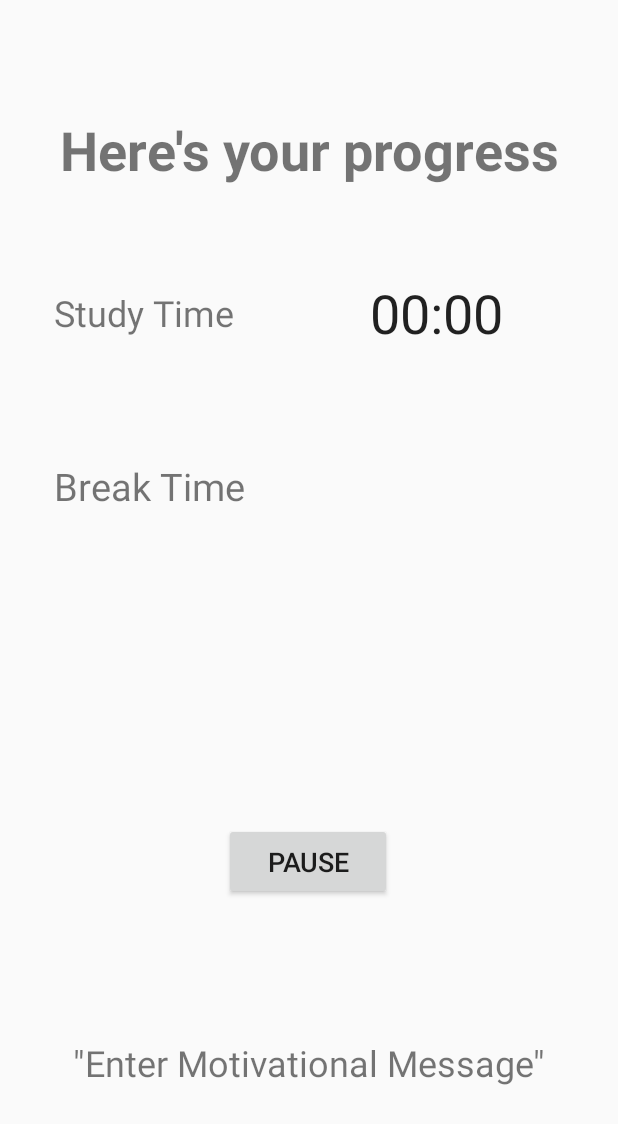
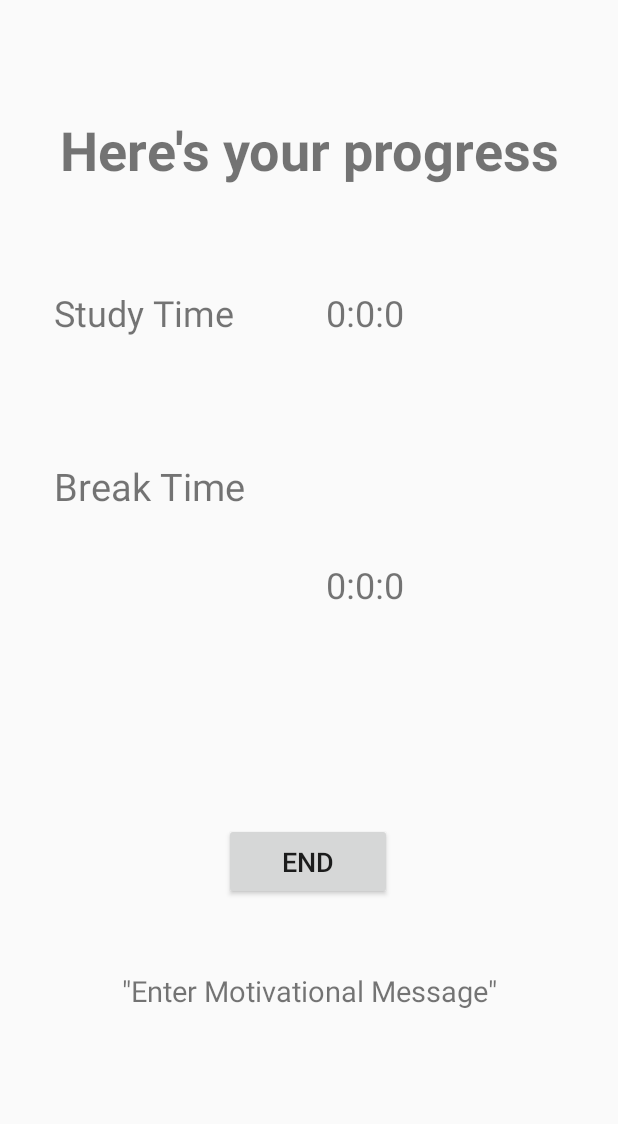
Before and after one commit to Rajveer99/StudyApp, an Android app: the layout activity_display_stats.xml on its own in the app's theme, with its tools: preview values and no code run, on a phone screen of 412 x 824 dp. Shown: the top 1124 px of the screen. Run offline under Robolectric (Android 15) with nearby library versions, the phone set to English and light mode, and no system bars.

Commit message:
First Commit

```diff
--- a/app/src/main/java/com/example/owner/studi2/AboutUs.java
+++ b/app/src/main/java/com/example/owner/studi2/AboutUs.java
@@ -5,6 +5,9 @@ import android.os.Bundle;
 
 public class AboutUs extends AppCompatActivity {
 
+    /*
+    This is the About us Page
+     */
     @Override
     protected void onCreate(Bundle savedInstanceState) {
         super.onCreate(savedInstanceState);
--- a/app/src/main/java/com/example/owner/studi2/enterPassword.java
+++ b/app/src/main/java/com/example/owner/studi2/enterPassword.java
@@ -9,6 +9,10 @@ import android.os.Bundle;
  */
 public class enterPassword extends AppCompatActivity {
 
+    /**
+     * This is the Enter Page which we will probably need to @DELETE
+     * @param savedInstanceState
+     */
     @Override
     protected void onCreate(Bundle savedInstanceState) {
         super.onCreate(savedInstanceState);
--- a/app/src/main/java/com/example/owner/studi2/passwordCheck.java
+++ b/app/src/main/java/com/example/owner/studi2/passwordCheck.java
@@ -6,6 +6,8 @@ import android.os.Bundle;
 
 /**
  * New Activity that should verify the user's passwordd
+ *
+ * Probably need to remove
  */
 public class passwordCheck extends AppCompatActivity {
 
--- a/app/src/main/res/layout/activity_display_stats.xml
+++ b/app/src/main/res/layout/activity_display_stats.xml
@@ -7,28 +7,14 @@
     tools:context=".DisplayStats">
 
 
-    <Chronometer
-        android:id="@+id/study_chronometer"
-        android:layout_width="186dp"
-        android:layout_height="69dp"
-        android:layout_marginStart="8dp"
-        android:layout_marginTop="60dp"
-        android:layout_marginEnd="28dp"
-        android:textAlignment="center"
-        android:textSize="36sp"
-        app:layout_constraintEnd_toEndOf="parent"
-        app:layout_constraintHorizontal_bias="1.0"
-        app:layout_constraintStart_toEndOf="@+id/textView12"
-        app:layout_constraintTop_toBottomOf="@+id/textView11" />
-
     <Button
-        android:id="@+id/pause"
+        android:id="@+id/button_end"
         android:layout_width="112dp"
         android:layout_height="51dp"
         android:layout_marginStart="8dp"
         android:layout_marginEnd="8dp"
         android:layout_marginBottom="224dp"
-        android:text="Pause"
+        android:text="End"
         android:textSize="18sp"
         app:layout_constraintBottom_toBottomOf="parent"
         app:layout_constraintEnd_toEndOf="parent"
@@ -36,30 +22,11 @@
         app:layout_constraintStart_toStartOf="parent" />
 
 
-    <Chronometer
-        android:id="@+id/break_chronometer"
-        android:layout_width="186dp"
-        android:layout_height="69dp"
-        android:layout_marginStart="20dp"
-        android:layout_marginTop="60dp"
-        android:layout_marginEnd="28dp"
-        android:text="Resume"
-        android:textAlignment="center"
-        android:textSize="36sp"
-        android:visibility="invisible"
-        app:layout_constraintBottom_toTopOf="@+id/pause"
-        app:layout_constraintEnd_toEndOf="parent"
-        app:layout_constraintHorizontal_bias="1.0"
-        app:layout_constraintStart_toEndOf="@+id/textView14"
-        app:layout_constraintTop_toTopOf="@+id/study_chronometer"
-        app:layout_constraintVertical_bias="0.0" />
-
     <Button
         android:id="@+id/resume"
         android:layout_width="112dp"
         android:layout_height="51dp"
         android:layout_marginStart="8dp"
-        android:layout_marginTop="8dp"
         android:layout_marginEnd="8dp"
         android:layout_marginBottom="232dp"
         android:text="Resume"
@@ -68,9 +35,7 @@
         app:layout_constraintBottom_toBottomOf="parent"
         app:layout_constraintEnd_toEndOf="parent"
         app:layout_constraintHorizontal_bias="0.498"
-        app:layout_constraintStart_toStartOf="parent"
-        app:layout_constraintTop_toBottomOf="@+id/break_chronometer"
-        app:layout_constraintVertical_bias="1.0" />
+        app:layout_constraintStart_toStartOf="parent" />
 
     <TextView
         android:id="@+id/textView11"
@@ -112,19 +77,50 @@
         app:layout_constraintVertical_bias="0.241" />
 
     <TextView
-        android:id="@+id/textView15"
-        android:layout_width="wrap_content"
-        android:layout_height="wrap_content"
+        android:id="@+id/textView_motivations"
+        android:layout_width="321dp"
+        android:layout_height="122dp"
         android:layout_marginStart="8dp"
         android:layout_marginTop="8dp"
         android:layout_marginEnd="8dp"
         android:layout_marginBottom="8dp"
         android:text='"Enter Motivational Message"'
-        android:textSize="24sp"
+        android:textAlignment="center"
+        android:textSize="19sp"
         app:layout_constraintBottom_toBottomOf="parent"
         app:layout_constraintEnd_toEndOf="parent"
         app:layout_constraintStart_toStartOf="parent"
-        app:layout_constraintTop_toBottomOf="@+id/resume" /><![CDATA[
+        app:layout_constraintTop_toBottomOf="@+id/resume" />
+
+    <TextView
+        android:id="@+id/textView_studyTime"
+        android:layout_width="121dp"
+        android:layout_height="33dp"
+        android:layout_marginStart="8dp"
+        android:layout_marginTop="68dp"
+        android:layout_marginEnd="12dp"
+        android:text="0:0:0"
+        android:textSize="24sp"
+        app:layout_constraintEnd_toEndOf="parent"
+        app:layout_constraintHorizontal_bias="0.272"
+        app:layout_constraintStart_toEndOf="@+id/textView12"
+        app:layout_constraintTop_toBottomOf="@+id/textView11" />
+
+    <TextView
+        android:id="@+id/textView_breakTime"
+        android:layout_width="120dp"
+        android:layout_height="31dp"
+        android:layout_marginStart="8dp"
+        android:layout_marginTop="82dp"
+        android:layout_marginEnd="12dp"
+        android:layout_marginBottom="70dp"
+        android:text="0:0:0"
+        android:textSize="24sp"
+        app:layout_constraintBottom_toTopOf="@+id/resume"
+        app:layout_constraintEnd_toEndOf="parent"
+        app:layout_constraintHorizontal_bias="0.269"
+        app:layout_constraintStart_toEndOf="@+id/textView14"
+        app:layout_constraintTop_toBottomOf="@+id/textView_studyTime" /><![CDATA[
 
 
 
--- a/app/src/main/res/layout/activity_second_.xml
+++ b/app/src/main/res/layout/activity_second_.xml
@@ -4,7 +4,7 @@
     xmlns:tools="http://schemas.android.com/tools"
     android:layout_width="match_parent"
     android:layout_height="match_parent"
-    tools:context=".second_Activity">
+    tools:context=".enterParameters">
 
 
     <EditText
--- a/app/src/main/res/menu/main.xml
+++ b/app/src/main/res/menu/main.xml
@@ -8,6 +8,11 @@
         />
     <item
         android:title="Enable Access"
+        android:id="@+id/id_setEnable"
+        android:orderInCategory="101"
+        />
+    <item
+        android:title="Disable Access"
         android:id="@+id/id_set"
         android:orderInCategory="101"
         />
--- /dev/null
+++ b/app/src/main/res/xml/policies.xml
@@ -0,0 +1,6 @@
+<?xml version="1.0" encoding="utf-8"?>
+<device-admin xmlns:android="http://schemas.android.com/apk/res/android">
+    <uses-policies>
+        <force-lock />
+    </uses-policies>
+</device-admin>
--- a/build.gradle
+++ b/build.gradle
@@ -7,7 +7,7 @@ buildscript {
         jcenter()
     }
     dependencies {
-        classpath 'com.android.tools.build:gradle:3.3.0'
+        classpath 'com.android.tools.build:gradle:3.3.1'
 
 
         // NOTE: Do not place your application dependencies here; they belong
```
Also changed, not shown: app/src/main/AndroidManifest.xml (+13 -2 lines), app/src/main/java/com/example/owner/studi2/DisplayStats.java (+134 -109 lines), app/src/main/java/com/example/owner/studi2/enterParameters.java (renamed from app/src/main/java/com/example/owner/studi2/second_Activity.java, +60 -15 lines), app/src/main/java/com/example/owner/studi2/mainMenu.java (renamed from app/src/main/java/com/example/owner/studi2/MainActivity.java, +5 -5 lines), app/src/main/java/com/example/owner/studi2/myAdmin.java (added, +21 -0 lines), app/src/main/res/layout/activity_main.xml (+7 -7 lines), 2 other files.
